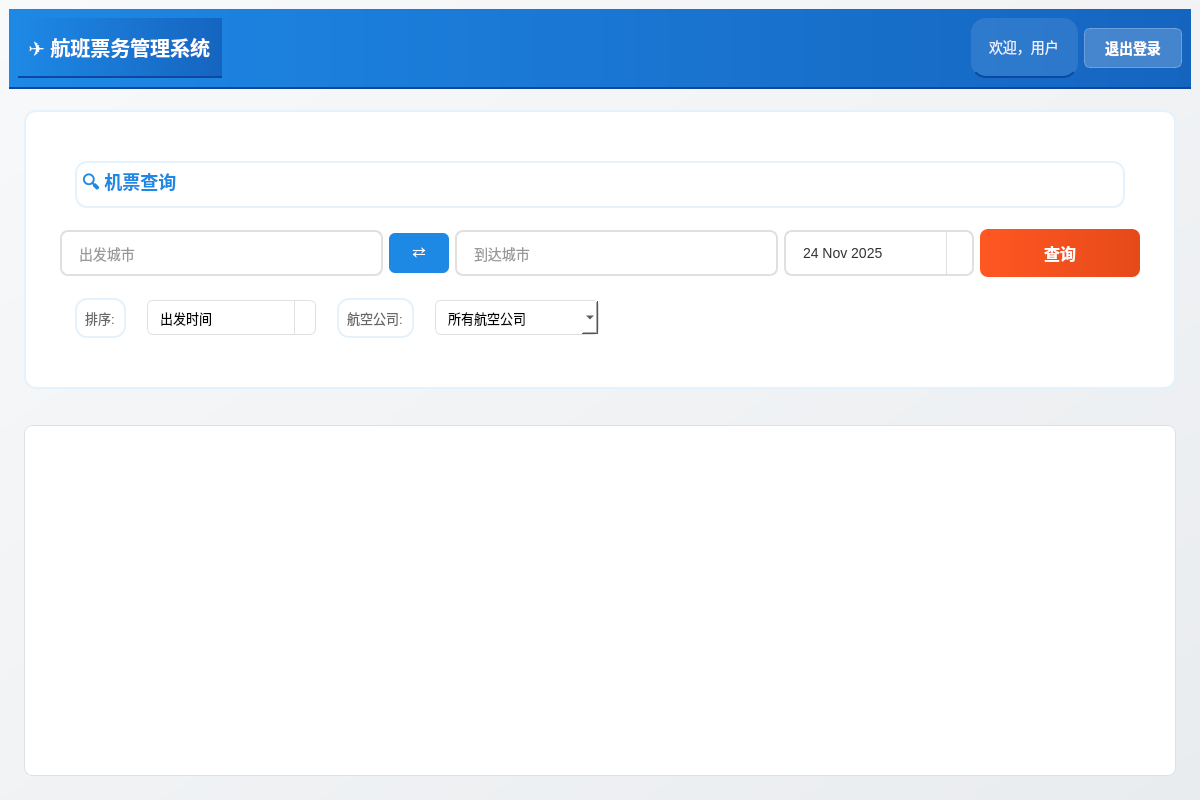
Before: the Qt Designer form Client/mainwindow.ui in smallsmallrui214/FlightBookingSystem, drawn with Qt 5.
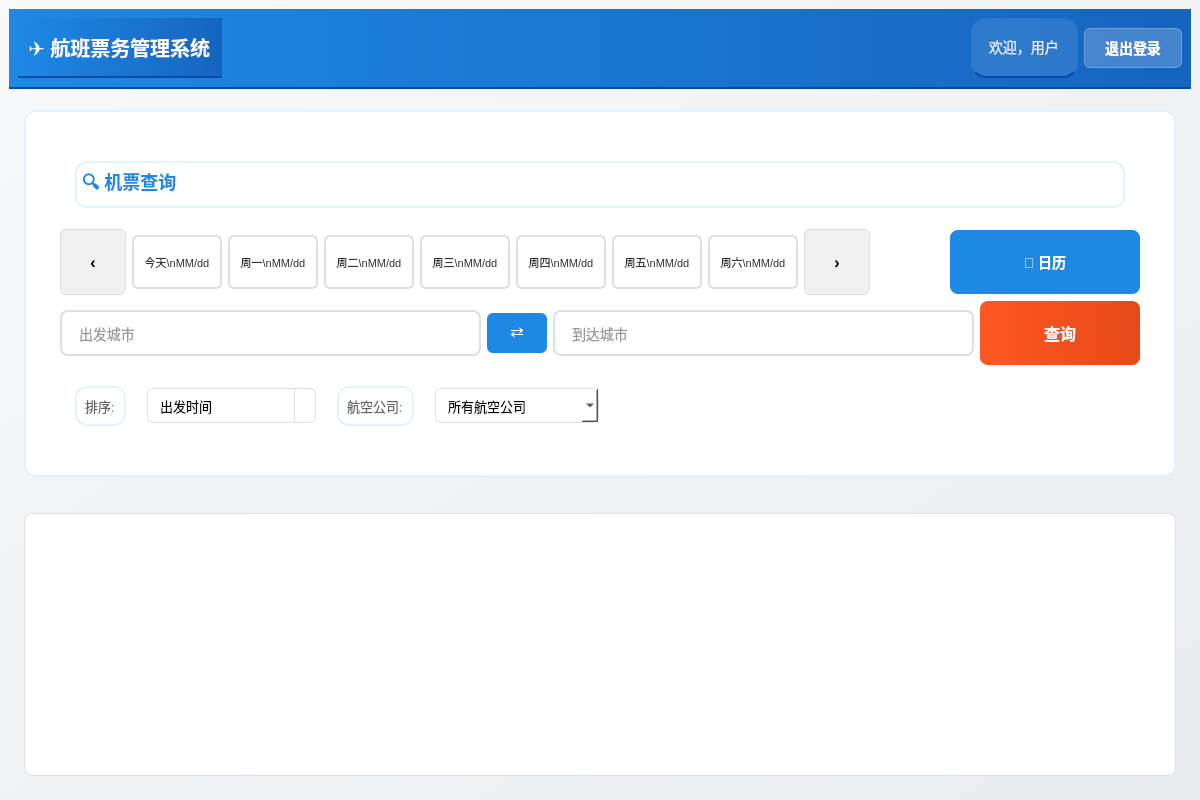
After: the same form once the commit is applied.

Commit message: 日历first

Patch:
```diff
--- a/Client/mainwindow.ui
+++ b/Client/mainwindow.ui
@@ -16,7 +16,7 @@
   <property name="styleSheet">
    <string notr="true">QMainWindow {
     background: qlineargradient(x1:0, y1:0, x2:1, y2:1, stop:0 #f8f9fa, stop:1 #e9ecef);
-    font-family: "Microsoft YaHei", "PingFang SC", sans-serif;
+    font-family: &quot;Microsoft YaHei&quot;, &quot;PingFang SC&quot;, sans-serif;
 }</string>
   </property>
   <widget class="QWidget" name="centralwidget">
@@ -55,7 +55,7 @@
        <item>
         <spacer name="horizontalSpacer">
          <property name="orientation">
-          <enum>Qt::Horizontal</enum>
+          <enum>Qt::Orientation::Horizontal</enum>
          </property>
          <property name="sizeHint" stdset="0">
           <size>
@@ -137,29 +137,353 @@
          </property>
         </widget>
        </item>
+       <item>
+        <layout class="QHBoxLayout" name="dateSelectionLayout">
+         <item>
+          <widget class="QPushButton" name="prevWeekButton">
+           <property name="styleSheet">
+            <string notr="true">QPushButton {
+    background: #f0f0f0;
+    border: 1px solid #ddd;
+    border-radius: 6px;
+    padding: 12px 12px;
+    font-size: 16px;
+    font-weight: bold;
+    min-width: 40px;
+    max-width: 40px;
+    min-height: 40px;
+    max-height: 40px;
+}
+QPushButton:hover {
+    background: #e0e0e0;
+}
+QPushButton:pressed {
+    background: #d0d0d0;
+}</string>
+           </property>
+           <property name="text">
+            <string>‹</string>
+           </property>
+          </widget>
+         </item>
+         <item>
+          <widget class="QPushButton" name="dateButton_0">
+           <property name="styleSheet">
+            <string notr="true">QPushButton {
+    background: white;
+    color: #333;
+    border: 2px solid #e0e0e0;
+    border-radius: 6px;
+    padding: 5px 8px;
+    font-size: 11px;
+    min-width: 70px;
+    max-width: 70px;
+    min-height: 40px;
+    max-height: 40px;
+}
+QPushButton:hover {
+    background: #f5f5f5;
+    border-color: #1e88e5;
+}
+QPushButton:checked {
+    background: #e3f2fd;
+    border-color: #1e88e5;
+    color: #1e88e5;
+    font-weight: bold;
+}</string>
+           </property>
+           <property name="text">
+            <string>今天\nMM/dd</string>
+           </property>
+           <property name="checkable">
+            <bool>true</bool>
+           </property>
+          </widget>
+         </item>
+         <item>
+          <widget class="QPushButton" name="dateButton_1">
+           <property name="styleSheet">
+            <string notr="true">QPushButton {
+    background: white;
+    color: #333;
+    border: 2px solid #e0e0e0;
+    border-radius: 6px;
+    padding: 5px 8px;
+    font-size: 11px;
+    min-width: 70px;
+    max-width: 70px;
+    min-height: 40px;
+    max-height: 40px;
+}
+QPushButton:hover {
+    background: #f5f5f5;
+    border-color: #1e88e5;
+}
+QPushButton:checked {
+    background: #e3f2fd;
+    border-color: #1e88e5;
+    color: #1e88e5;
+    font-weight: bold;
+}</string>
+           </property>
+           <property name="text">
+            <string>周一\nMM/dd</string>
+           </property>
+           <property name="checkable">
+            <bool>true</bool>
+           </property>
+          </widget>
+         </item>
+         <item>
+          <widget class="QPushButton" name="dateButton_2">
+           <property name="styleSheet">
+            <string notr="true">QPushButton {
+    background: white;
+    color: #333;
+    border: 2px solid #e0e0e0;
+    border-radius: 6px;
+    padding: 5px 8px;
+    font-size: 11px;
+    min-width: 70px;
+    max-width: 70px;
+    min-height: 40px;
+    max-height: 40px;
+}
+QPushButton:hover {
+    background: #f5f5f5;
+    border-color: #1e88e5;
+}
+QPushButton:checked {
+    background: #e3f2fd;
+    border-color: #1e88e5;
+    color: #1e88e5;
+    font-weight: bold;
+}</string>
+           </property>
+           <property name="text">
+            <string>周二\nMM/dd</string>
+           </property>
+           <property name="checkable">
+            <bool>true</bool>
+           </property>
+          </widget>
+         </item>
+         <item>
+          <widget class="QPushButton" name="dateButton_3">
+           <property name="styleSheet">
+            <string notr="true">QPushButton {
+    background: white;
+    color: #333;
+    border: 2px solid #e0e0e0;
+    border-radius: 6px;
+    padding: 5px 8px;
+    font-size: 11px;
+    min-width: 70px;
+    max-width: 70px;
+    min-height: 40px;
+    max-height: 40px;
+}
+QPushButton:hover {
+    background: #f5f5f5;
+    border-color: #1e88e5;
+}
+QPushButton:checked {
+    background: #e3f2fd;
+    border-color: #1e88e5;
+    color: #1e88e5;
+    font-weight: bold;
+}</string>
+           </property>
+           <property name="text">
+            <string>周三\nMM/dd</string>
+           </property>
+           <property name="checkable">
+            <bool>true</bool>
+           </property>
+          </widget>
+         </item>
+         <item>
+          <widget class="QPushButton" name="dateButton_4">
+           <property name="styleSheet">
+            <string notr="true">QPushButton {
+    background: white;
+    color: #333;
+    border: 2px solid #e0e0e0;
+    border-radius: 6px;
+    padding: 5px 8px;
+    font-size: 11px;
+    min-width: 70px;
+    max-width: 70px;
+    min-height: 40px;
+    max-height: 40px;
+}
+QPushButton:hover {
+    background: #f5f5f5;
+    border-color: #1e88e5;
+}
+QPushButton:checked {
+    background: #e3f2fd;
+    border-color: #1e88e5;
+    color: #1e88e5;
+    font-weight: bold;
+}</string>
+           </property>
+           <property name="text">
+            <string>周四\nMM/dd</string>
+           </property>
+           <property name="checkable">
+            <bool>true</bool>
+           </property>
+          </widget>
+         </item>
+         <item>
+          <widget class="QPushButton" name="dateButton_5">
+           <property name="styleSheet">
+            <string notr="true">QPushButton {
+    background: white;
+    color: #333;
+    border: 2px solid #e0e0e0;
+    border-radius: 6px;
+    padding: 5px 8px;
+    font-size: 11px;
+    min-width: 70px;
+    max-width: 70px;
+    min-height: 40px;
+    max-height: 40px;
+}
+QPushButton:hover {
+    background: #f5f5f5;
+    border-color: #1e88e5;
+}
+QPushButton:checked {
+    background: #e3f2fd;
+    border-color: #1e88e5;
+    color: #1e88e5;
+    font-weight: bold;
+}</string>
+           </property>
+           <property name="text">
+            <string>周五\nMM/dd</string>
+           </property>
+           <property name="checkable">
+            <bool>true</bool>
+           </property>
+          </widget>
+         </item>
+         <item>
+          <widget class="QPushButton" name="dateButton_6">
+           <property name="styleSheet">
+            <string notr="true">QPushButton {
+    background: white;
+    color: #333;
+    border: 2px solid #e0e0e0;
+    border-radius: 6px;
+    padding: 5px 8px;
+    font-size: 11px;
+    min-width: 70px;
+    max-width: 70px;
+    min-height: 40px;
+    max-height: 40px;
+}
+QPushButton:hover {
+    background: #f5f5f5;
+    border-color: #1e88e5;
+}
+QPushButton:checked {
+    background: #e3f2fd;
+    border-color: #1e88e5;
+    color: #1e88e5;
+    font-weight: bold;
+}</string>
+           </property>
+           <property name="text">
+            <string>周六\nMM/dd</string>
+           </property>
+           <property name="checkable">
+            <bool>true</bool>
+           </property>
+          </widget>
+         </item>
+         <item>
+          <widget class="QPushButton" name="nextWeekButton">
+           <property name="styleSheet">
+            <string notr="true">QPushButton {
+    background: #f0f0f0;
+    border: 1px solid #ddd;
+    border-radius: 6px;
+    padding: 12px 12px;
+    font-size: 16px;
+    font-weight: bold;
+    min-width: 40px;
+    max-width: 40px;
+    min-height: 40px;
+    max-height: 40px;
+}
+QPushButton:hover {
+    background: #e0e0e0;
+}
+QPushButton:pressed {
+    background: #d0d0d0;
+}</string>
+           </property>
+           <property name="text">
+            <string>›</string>
+           </property>
+          </widget>
+         </item>
+         <item alignment="Qt::AlignmentFlag::AlignRight">
+          <widget class="QPushButton" name="calendarButton">
+           <property name="styleSheet">
+            <string notr="true">QPushButton {
+    background: #1e88e5;
+    color: white;
+    border: none;
+    border-radius: 8px;
+    padding: 12px 15px;
+    font-size: 14px;
+    font-weight: bold;
+    min-width: 160px;
+    max-width: 160px;
+    min-height: 40px;
+    max-height: 40px;
+}
+QPushButton:hover {
+    background: #1976d2;
+}
+QPushButton:pressed {
+    background: #1565c0;
+}</string>
+           </property>
+           <property name="text">
+            <string>📅 日历</string>
+           </property>
+          </widget>
+         </item>
+        </layout>
+       </item>
        <item>
         <layout class="QHBoxLayout" name="searchLayout">
          <item>
           <widget class="QLineEdit" name="departureEdit">
+           <property name="styleSheet">
+            <string notr="true">QLineEdit {
+    background: white;
+    border: 2px solid #e0e0e0;
+    border-radius: 8px;
+    padding: 12px 15px;
+    font-size: 14px;
+    color: #333;
+    min-width: 140px;
+}
+
+QLineEdit:focus {
+    border-color: #1e88e5;
+    background-color: #f8fdff;
+}</string>
+           </property>
            <property name="placeholderText">
             <string>出发城市</string>
            </property>
-           <property name="styleSheet">
-            <string notr="true">QLineEdit {
-    background: white;
-    border: 2px solid #e0e0e0;
-    border-radius: 8px;
-    padding: 12px 15px;
-    font-size: 14px;
-    color: #333;
-    min-width: 140px;
-}
-
-QLineEdit:focus {
-    border-color: #1e88e5;
-    background-color: #f8fdff;
-}</string>
-           </property>
           </widget>
          </item>
          <item>
@@ -192,66 +516,25 @@
          </item>
          <item>
           <widget class="QLineEdit" name="arrivalEdit">
+           <property name="styleSheet">
+            <string notr="true">QLineEdit {
+    background: white;
+    border: 2px solid #e0e0e0;
+    border-radius: 8px;
+    padding: 12px 15px;
+    font-size: 14px;
+    color: #333;
+    min-width: 140px;
+}
+
+QLineEdit:focus {
+    border-color: #1e88e5;
+    background-color: #f8fdff;
+}</string>
+           </property>
            <property name="placeholderText">
             <string>到达城市</string>
            </property>
-           <property name="styleSheet">
-            <string notr="true">QLineEdit {
-    background: white;
-    border: 2px solid #e0e0e0;
-    border-radius: 8px;
-    padding: 12px 15px;
-    font-size: 14px;
-    color: #333;
-    min-width: 140px;
-}
-
-QLineEdit:focus {
-    border-color: #1e88e5;
-    background-color: #f8fdff;
-}</string>
-           </property>
-          </widget>
-         </item>
-         <item>
-          <widget class="QDateEdit" name="dateEdit">
-           <property name="calendarPopup">
-            <bool>true</bool>
-           </property>
-           <property name="date">
-            <date>
-             <year>2025</year>
-             <month>11</month>
-             <day>24</day>
-            </date>
-           </property>
-           <property name="styleSheet">
-            <string notr="true">QDateEdit {
-    background: white;
-    border: 2px solid #e0e0e0;
-    border-radius: 8px;
-    padding: 12px 15px;
-    font-size: 14px;
-    color: #333;
-    min-width: 140px;
-}
-
-QDateEdit:focus {
-    border-color: #1e88e5;
-    background-color: #f8fdff;
-}
-
-QDateEdit::drop-down {
-    subcontrol-origin: padding;
-    subcontrol-position: top right;
-    width: 25px;
-    border-left-width: 1px;
-    border-left-color: #e0e0e0;
-    border-left-style: solid;
-    border-top-right-radius: 6px;
-    border-bottom-right-radius: 6px;
-}</string>
-           </property>
           </widget>
          </item>
          <item>
@@ -266,6 +549,7 @@
     font-size: 16px;
     font-weight: bold;
     min-width: 100px;
+    min-height: 40px;
 }
 
 QPushButton:hover {
@@ -406,7 +690,7 @@
          <item>
           <spacer name="horizontalSpacer_2">
            <property name="orientation">
-            <enum>Qt::Horizontal</enum>
+            <enum>Qt::Orientation::Horizontal</enum>
            </property>
            <property name="sizeHint" stdset="0">
             <size>
```
The commit also changes 6 other files.
